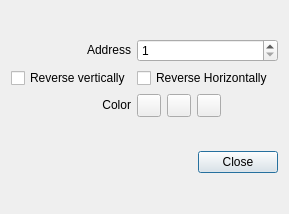
This is ui/src/addresstool.ui in mcallegari/qlcplus as Qt 5 draws it before an edit. The edited form follows.
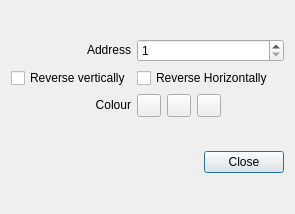
This is the edited form.

Commit message: Some more "Color" -> "Colour" updates

```diff
--- a/ui/src/addresstool.ui
+++ b/ui/src/addresstool.ui
@@ -6,7 +6,7 @@
    <rect>
     <x>0</x>
     <y>0</y>
-    <width>289</width>
+    <width>295</width>
     <height>214</height>
    </rect>
   </property>
@@ -32,7 +32,7 @@
         </sizepolicy>
        </property>
        <property name="text">
-        <string>Color</string>
+        <string>Colour</string>
        </property>
        <property name="alignment">
         <set>Qt::AlignRight|Qt::AlignTrailing|Qt::AlignVCenter</set>
```
The commit also changes 9 other files.
